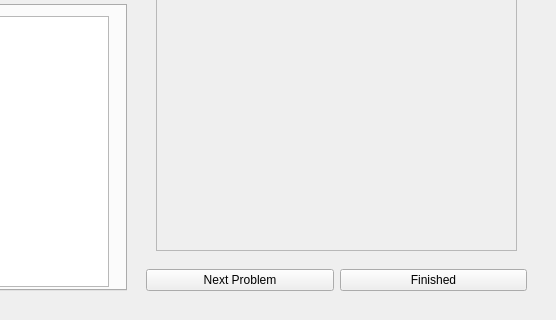
Before: the Qt Designer form gui/solution_widget.ui in louis845/COMP2012H_Project, drawn with Qt 5; both pictures show x 274 to 830 and y 260 to 580 of the 830 by 580 pixel window.
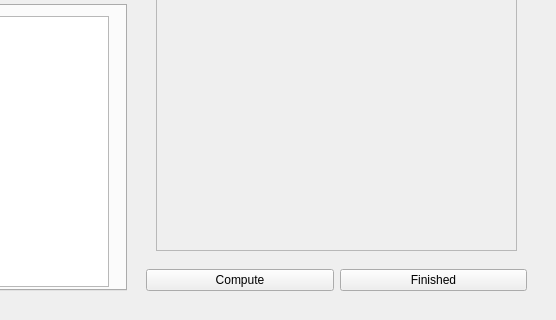
After: the same form once the commit is applied.

```diff
--- a/gui/solution_widget.ui
+++ b/gui/solution_widget.ui
@@ -150,7 +150,7 @@
     <item>
      <widget class="QPushButton" name="next_btn2">
       <property name="text">
-       <string>Next Problem</string>
+       <string>Compute</string>
       </property>
      </widget>
     </item>
```
